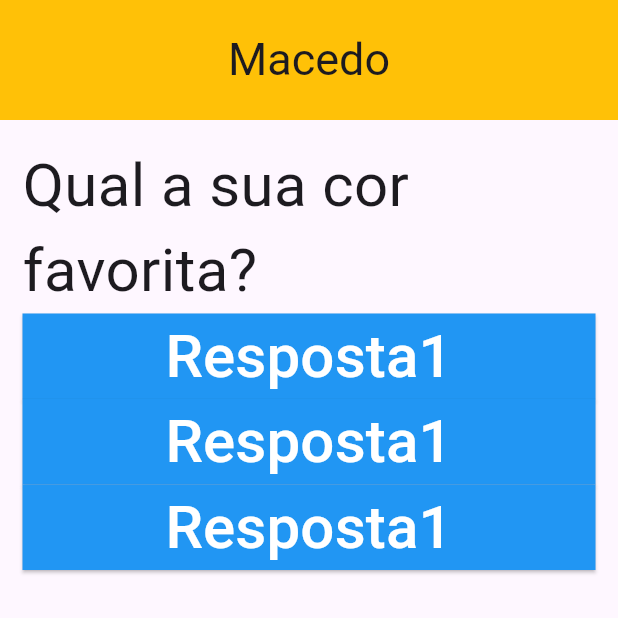
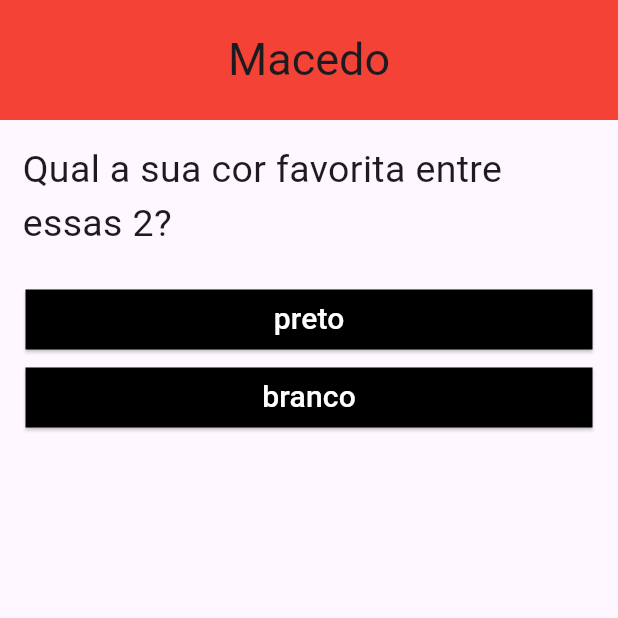
Before and after one commit to Macedo98/myapp, a Flutter app: the screen it shows after launch, on a phone screen of 412 x 824 dp, the top half of it. Run offline on Flutter 3.47's test engine with Material 3 defaults, Android fonts, the phone set to English and light mode, and no system bars.

Commit message:
Segunda atividade

```diff
--- a/lib/botoes.dart
+++ b/lib/botoes.dart
@@ -1,23 +1,27 @@
 import 'package:flutter/material.dart';
 
 class Botoes extends StatelessWidget {
-  const Botoes({required this.resp, super.key});
+  const Botoes({required this.resp, required this.txt, super.key});
 
   final void Function() resp;
+  final String txt;
+
   @override
   Widget build(BuildContext context) {
-    return SizedBox(
-      width: double.infinity,
-      child: ElevatedButton(
-        onPressed: resp,
-        style: ElevatedButton.styleFrom(
-          backgroundColor: Colors.blue,
-          foregroundColor: Colors.white,
-          shape: RoundedRectangleBorder(
-            borderRadius: BorderRadius.zero, //
+    return Padding(
+      padding: const EdgeInsets.all(2),
+      child: SizedBox(
+        width: double.infinity,
+        child: ElevatedButton(
+          onPressed: resp,
+          style: ElevatedButton.styleFrom(
+            backgroundColor: Colors.black,
+            foregroundColor: Colors.white,
+            shape:
+                const RoundedRectangleBorder(borderRadius: BorderRadius.zero),
           ),
+          child: Text(txt, style: const TextStyle(fontSize: 20)),
         ),
-        child: Text("Resposta1", style: TextStyle(fontSize: 40)),
       ),
     );
   }
--- a/lib/main.dart
+++ b/lib/main.dart
@@ -1,5 +1,5 @@
 import 'package:flutter/material.dart';
-import './botoes.dart';
+import 'package:myapp/botoes.dart';
 
 void main() {
   runApp(const PerguntasApp());
@@ -10,10 +10,7 @@ class PerguntasApp extends StatelessWidget {
 
   @override
   Widget build(BuildContext context) {
-    return MaterialApp(
-      debugShowCheckedModeBanner: false,
-      home: const Home(),
-    );
+    return const MaterialApp(debugShowCheckedModeBanner: false, home: Home());
   }
 }
 
@@ -26,9 +23,35 @@ class Home extends StatefulWidget {
 
 class HomeState extends State<Home> {
   final perguntas = [
-    'Qual a sua cor favorita?',
-    'Qual seu animal favorito?',
-    'Qual é o seu time?',
+    {
+      'pergunta': 'Qual a sua cor favorita entre essas 2?',
+      'respostas': [
+        'preto',
+        'branco',
+      ],
+    },
+    {
+      'pergunta': 'Qual seu animal favorito entre esses?',
+      'respostas': ['Gato', 'Cachorro', 'Ornitorrinco'],
+    },
+    {
+      'pergunta': 'Qual é o seu time?',
+      'respostas': [
+        'Palmeiras',
+        'Corinthians',
+        'São Paulo',
+        'Santos',
+      ],
+    },
+    {
+      'pergunta': 'Qual sua materia preferida?',
+      'respostas': [
+        'Portugues',
+        'Matematica',
+        'Química',
+        'Educação Fisica',
+      ]
+    }
   ];
 
   var indicePergunta = 0;
@@ -39,7 +62,6 @@ class HomeState extends State<Home> {
     } else {
       indicePergunta = 0;
     }
-
     setState(() {});
   }
 
@@ -49,20 +71,22 @@ class HomeState extends State<Home> {
       appBar: AppBar(
         title: const Text('Macedo', style: TextStyle(fontSize: 30)),
         centerTitle: true,
-        backgroundColor: Colors.amber,
+        backgroundColor: Colors.red,
         toolbarHeight: 80,
       ),
       body: Padding(
         padding: const EdgeInsets.all(15),
         child: Column(
+          crossAxisAlignment: CrossAxisAlignment.stretch,
           children: [
             Text(
-              perguntas[indicePergunta],
-              style: const TextStyle(fontSize: 40),
+              perguntas[indicePergunta]['pergunta'].toString(),
+              style: const TextStyle(fontSize: 25),
             ),
-            Botoes(resp: responder),
-            Botoes(resp: responder),
-            Botoes(resp: responder),
+            const SizedBox(height: 20),
+            ...((perguntas[indicePergunta]['respostas'] as List<String>)
+                .map((textoBotao) => Botoes(resp: responder, txt: textoBotao))
+                .toList()),
           ],
         ),
       ),
```
Also changed, not shown: pubspec.yaml (+4 -74 lines), pubspec.lock, 1 other file.
